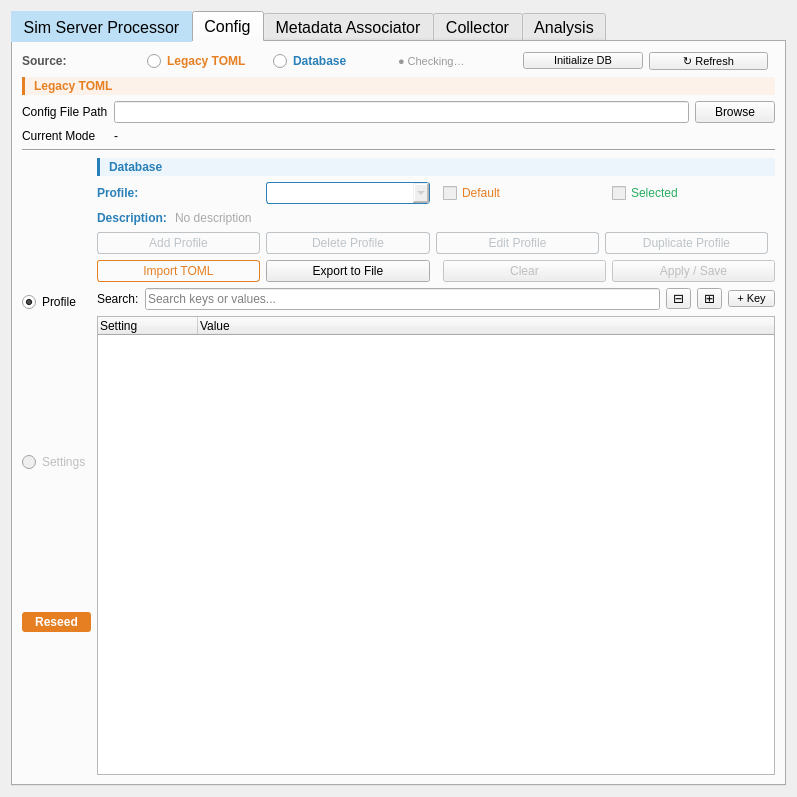
The window that src/dashpva/workflow/workflow.ui (AdvancedPhotonSource/DashPVA) describes before a commit, drawn with Qt 5.
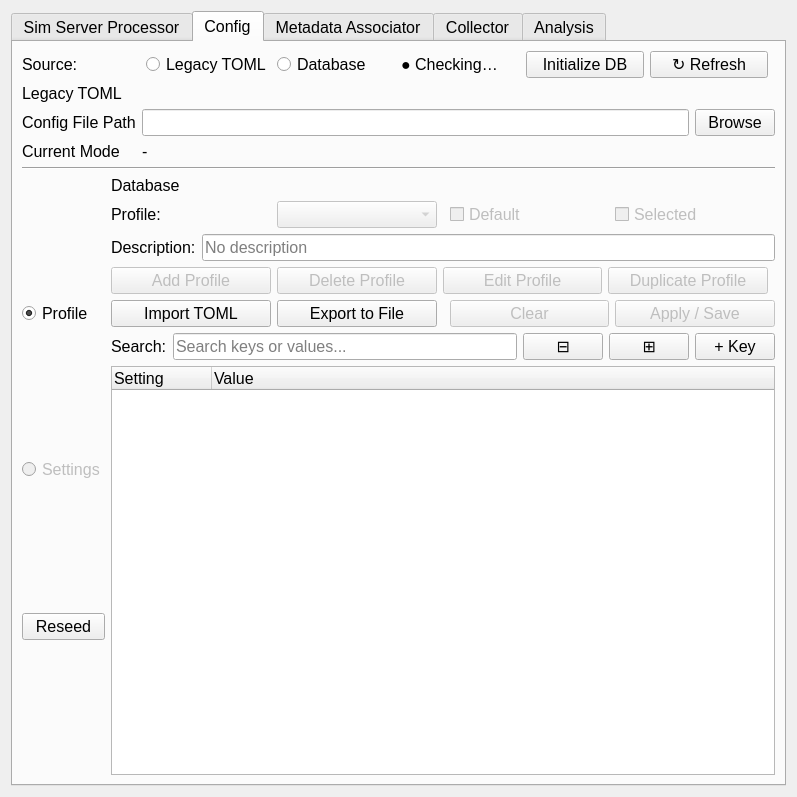
The same window after the commit.

Commit message:
refactor: template theme.qss from theme_colors.py via $VARIABLE substitution
feat: add ROI_1–ROI_4 aliases, LOCK_BG, LOCK_BORDER, SIM_BG to theme_colors.py

change: replace all hardcoded hex and pt values in theme.qss with $VARIABLE and $FONT_* tokens

change: migrate all inline styleSheet blocks from 8 .ui files into theme.qss

Resolves #68

```diff
--- a/src/dashpva/workflow/workflow.ui
+++ b/src/dashpva/workflow/workflow.ui
@@ -21,10 +21,6 @@
        <pointsize>12</pointsize>
       </font>
      </property>
-     <property name="styleSheet">
-      <string notr="true">QTabBar::tab:first { background-color: #BDE0F7; }
-QTabBar::tab:first:selected { background-color: #A0D4F5; }</string>
-     </property>
      <property name="currentIndex">
       <number>1</number>
      </property>
@@ -285,9 +281,6 @@
            <property name="text">
             <string>Source:</string>
            </property>
-           <property name="styleSheet">
-            <string>QLabel { font-weight: bold; color: #555; }</string>
-           </property>
           </widget>
          </item>
          <item>
@@ -298,9 +291,6 @@
            <property name="checked">
             <bool>true</bool>
            </property>
-           <property name="styleSheet">
-            <string>QRadioButton { color: #E67E22; font-weight: bold; }</string>
-           </property>
           </widget>
          </item>
          <item>
@@ -308,9 +298,6 @@
            <property name="text">
             <string>Database</string>
            </property>
-           <property name="styleSheet">
-            <string>QRadioButton { color: #2980B9; font-weight: bold; }</string>
-           </property>
           </widget>
          </item>
          <item>
@@ -318,9 +305,6 @@
            <property name="text">
             <string>● Checking…</string>
            </property>
-           <property name="styleSheet">
-            <string>QLabel { color: #999999; font-size: 8pt; }</string>
-           </property>
            <property name="alignment">
             <set>Qt::AlignLeft|Qt::AlignVCenter</set>
            </property>
@@ -334,9 +318,6 @@
            <property name="toolTip">
             <string>Attempt to create the database file and tables</string>
            </property>
-           <property name="styleSheet">
-            <string>QPushButton { font-size: 8pt; padding: 1px 6px; }</string>
-           </property>
            <property name="visible">
             <bool>false</bool>
            </property>
@@ -350,9 +331,6 @@
            <property name="toolTip">
             <string>Reload the database and refresh the current view</string>
            </property>
-           <property name="styleSheet">
-            <string>QPushButton { font-size: 8pt; padding: 1px 6px; }</string>
-           </property>
           </widget>
          </item>
          <item>
@@ -371,16 +349,6 @@
          <property name="text">
           <string>Legacy TOML</string>
          </property>
-         <property name="styleSheet">
-          <string>QLabel {
-  color: #E67E22;
-  font-weight: bold;
-  font-size: 9pt;
-  background-color: #FDF2E9;
-  border-left: 3px solid #E67E22;
-  padding: 2px 6px;
-}</string>
-         </property>
         </widget>
        </item>
 
@@ -434,9 +402,6 @@
          <property name="frameShadow">
           <enum>QFrame::Sunken</enum>
          </property>
-         <property name="styleSheet">
-          <string>QFrame { color: #BDC3C7; }</string>
-         </property>
         </widget>
        </item>
 
@@ -475,9 +440,6 @@
              <property name="toolTip">
               <string>Add missing default values to settings and the current profile — never overwrites existing values</string>
              </property>
-             <property name="styleSheet">
-              <string>QPushButton { background-color: #E67E22; color: white; font-weight: bold; border-radius: 3px; padding: 3px 6px; } QPushButton:hover { background-color: #D35400; }</string>
-             </property>
             </widget>
            </item>
            <item>
@@ -500,16 +462,6 @@
              <property name="text">
               <string>Database</string>
              </property>
-             <property name="styleSheet">
-              <string>QLabel {
-  color: #2980B9;
-  font-weight: bold;
-  font-size: 9pt;
-  background-color: #EBF5FB;
-  border-left: 3px solid #2980B9;
-  padding: 2px 6px;
-}</string>
-             </property>
             </widget>
            </item>
 
@@ -521,9 +473,6 @@
                <property name="text">
                 <string>Profile:</string>
                </property>
-               <property name="styleSheet">
-                <string>QLabel { color: #2980B9; font-weight: bold; }</string>
-               </property>
               </widget>
              </item>
              <item>
@@ -534,9 +483,6 @@
                <property name="minimumWidth">
                 <number>220</number>
                </property>
-               <property name="styleSheet">
-                <string>QComboBox { border: 1px solid #2980B9; border-radius: 3px; padding: 2px 6px; }</string>
-               </property>
               </widget>
              </item>
              <item>
@@ -554,9 +500,6 @@
                <property name="text">
                 <string>Default</string>
                </property>
-               <property name="styleSheet">
-                <string>QCheckBox { color: #E67E22; font-size: 9pt; }</string>
-               </property>
               </widget>
              </item>
              <item>
@@ -567,9 +510,6 @@
                <property name="text">
                 <string>Selected</string>
                </property>
-               <property name="styleSheet">
-                <string>QCheckBox { color: #27AE60; font-size: 9pt; }</string>
-               </property>
               </widget>
              </item>
             </layout>
@@ -583,9 +523,6 @@
                <property name="text">
                 <string>Description:</string>
                </property>
-               <property name="styleSheet">
-                <string>QLabel { color: #2980B9; font-weight: bold; }</string>
-               </property>
               </widget>
              </item>
              <item>
@@ -596,9 +533,6 @@
                <property name="placeholderText">
                 <string>No description</string>
                </property>
-               <property name="styleSheet">
-                <string>QLineEdit { color: #555; background: transparent; border: none; }</string>
-               </property>
               </widget>
              </item>
             </layout>
@@ -615,11 +549,6 @@
                <property name="text">
                 <string>Add Profile</string>
                </property>
-               <property name="styleSheet">
-                <string>QPushButton { color: #2980B9; border: 1px solid #2980B9; border-radius: 3px; padding: 3px 8px; }
-QPushButton:hover { background-color: #D6EAF8; }
-QPushButton:disabled { color: #BDC3C7; border-color: #BDC3C7; }</string>
-               </property>
               </widget>
              </item>
              <item>
@@ -630,11 +559,6 @@
                <property name="text">
                 <string>Delete Profile</string>
                </property>
-               <property name="styleSheet">
-                <string>QPushButton { color: #E74C3C; border: 1px solid #E74C3C; border-radius: 3px; padding: 3px 8px; }
-QPushButton:hover { background-color: #FADBD8; }
-QPushButton:disabled { color: #BDC3C7; border-color: #BDC3C7; }</string>
-               </property>
               </widget>
              </item>
              <item>
@@ -645,11 +569,6 @@
                <property name="text">
                 <string>Edit Profile</string>
                </property>
-               <property name="styleSheet">
-                <string>QPushButton { color: #2980B9; border: 1px solid #2980B9; border-radius: 3px; padding: 3px 8px; }
-QPushButton:hover { background-color: #D6EAF8; }
-QPushButton:disabled { color: #BDC3C7; border-color: #BDC3C7; }</string>
-               </property>
               </widget>
              </item>
              <item>
@@ -660,11 +579,6 @@
                <property name="text">
                 <string>Duplicate Profile</string>
                </property>
-               <property name="styleSheet">
-                <string>QPushButton { color: #2980B9; border: 1px solid #2980B9; border-radius: 3px; padding: 3px 8px; }
-QPushButton:hover { background-color: #D6EAF8; }
-QPushButton:disabled { color: #BDC3C7; border-color: #BDC3C7; }</string>
-               </property>
               </widget>
              </item>
              <item>
@@ -685,11 +599,6 @@
                <property name="text">
                 <string>Import TOML</string>
                </property>
-               <property name="styleSheet">
-                <string>QPushButton { color: #E67E22; border: 1px solid #E67E22; border-radius: 3px; padding: 3px 8px; }
-QPushButton:hover { background-color: #FDEBD0; }
-QPushButton:disabled { color: #BDC3C7; border-color: #BDC3C7; }</string>
-               </property>
               </widget>
              </item>
              <item>
@@ -757,9 +666,6 @@
                <property name="toolTip">
                 <string>Collapse all</string>
                </property>
-               <property name="styleSheet">
-                <string>QPushButton { font-size: 10pt; padding: 1px 6px; }</string>
-               </property>
                <property name="maximumWidth">
                 <number>32</number>
                </property>
@@ -773,9 +679,6 @@
                <property name="toolTip">
                 <string>Expand all</string>
                </property>
-               <property name="styleSheet">
-                <string>QPushButton { font-size: 10pt; padding: 1px 6px; }</string>
-               </property>
                <property name="maximumWidth">
                 <number>32</number>
                </property>
@@ -789,9 +692,6 @@
                <property name="toolTip">
                 <string>Add a top-level key to the config tree</string>
                </property>
-               <property name="styleSheet">
-                <string>QPushButton { font-size: 8pt; padding: 1px 8px; }</string>
-               </property>
                <property name="maximumWidth">
                 <number>60</number>
                </property>
```
Left out of the diff: 3 changed lines with no effect on the pictures. The commit also changes 9 other files.
